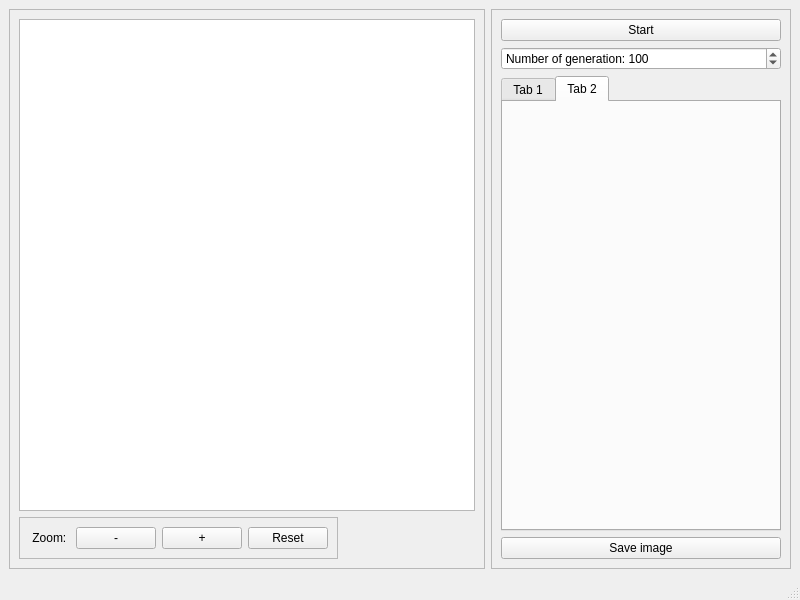
First picture: the form in mainwindow.ui, repository DOCtorKamski/ElementaryCellularAutomaton, before the edit.
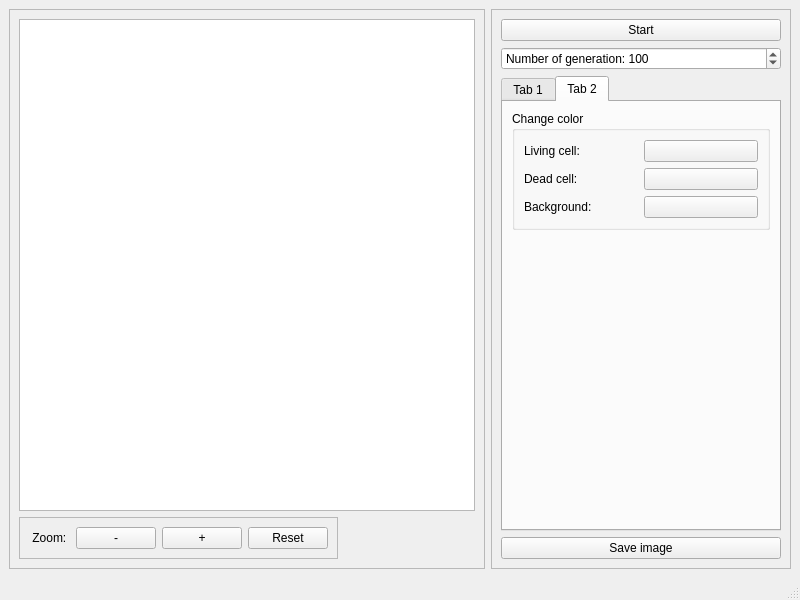
Second picture: the form after the edit. The open tabs and pages were chosen to show the change.

Commit message: make some notes and refactor

```diff
--- a/mainwindow.ui
+++ b/mainwindow.ui
@@ -139,7 +139,7 @@
        <item>
         <widget class="QTabWidget" name="tabWidget">
          <property name="sizePolicy">
-          <sizepolicy hsizetype="Expanding" vsizetype="Minimum">
+          <sizepolicy hsizetype="Preferred" vsizetype="Preferred">
            <horstretch>0</horstretch>
            <verstretch>0</verstretch>
           </sizepolicy>
@@ -275,9 +275,99 @@
           </layout>
          </widget>
          <widget class="QWidget" name="tab_2">
+          <property name="sizePolicy">
+           <sizepolicy hsizetype="Preferred" vsizetype="Preferred">
+            <horstretch>0</horstretch>
+            <verstretch>0</verstretch>
+           </sizepolicy>
+          </property>
           <attribute name="title">
            <string>Tab 2</string>
           </attribute>
+          <layout class="QVBoxLayout" name="verticalLayout_6">
+           <item>
+            <widget class="QGroupBox" name="groupBox">
+             <property name="sizePolicy">
+              <sizepolicy hsizetype="Preferred" vsizetype="Maximum">
+               <horstretch>0</horstretch>
+               <verstretch>0</verstretch>
+              </sizepolicy>
+             </property>
+             <property name="title">
+              <string>Change color</string>
+             </property>
+             <layout class="QGridLayout" name="gridLayout">
+              <item row="0" column="1">
+               <widget class="QPushButton" name="pushButton_changeColorLive">
+                <property name="text">
+                 <string/>
+                </property>
+               </widget>
+              </item>
+              <item row="0" column="0">
+               <widget class="QLabel" name="label_2">
+                <property name="sizePolicy">
+                 <sizepolicy hsizetype="Preferred" vsizetype="Preferred">
+                  <horstretch>0</horstretch>
+                  <verstretch>0</verstretch>
+                 </sizepolicy>
+                </property>
+                <property name="text">
+                 <string>Living cell: </string>
+                </property>
+               </widget>
+              </item>
+              <item row="1" column="1">
+               <widget class="QPushButton" name="pushButton_changeColorDead">
+                <property name="text">
+                 <string/>
+                </property>
+               </widget>
+              </item>
+              <item row="1" column="0">
+               <widget class="QLabel" name="label_3">
+                <property name="text">
+                 <string>Dead cell: </string>
+                </property>
+               </widget>
+              </item>
+              <item row="2" column="0">
+               <widget class="QLabel" name="label_4">
+                <property name="sizePolicy">
+                 <sizepolicy hsizetype="Preferred" vsizetype="Preferred">
+                  <horstretch>0</horstretch>
+                  <verstretch>0</verstretch>
+                 </sizepolicy>
+                </property>
+                <property name="text">
+                 <string>Background: </string>
+                </property>
+               </widget>
+              </item>
+              <item row="2" column="1">
+               <widget class="QPushButton" name="pushButton_changeColorBackground">
+                <property name="text">
+                 <string/>
+                </property>
+               </widget>
+              </item>
+             </layout>
+            </widget>
+           </item>
+           <item>
+            <spacer name="verticalSpacer_2">
+             <property name="orientation">
+              <enum>Qt::Vertical</enum>
+             </property>
+             <property name="sizeHint" stdset="0">
+              <size>
+               <width>20</width>
+               <height>40</height>
+              </size>
+             </property>
+            </spacer>
+           </item>
+          </layout>
          </widget>
         </widget>
        </item>
```
Left out of the diff: 13 changed lines with no effect on the pictures. The commit also changes 1 other file.
